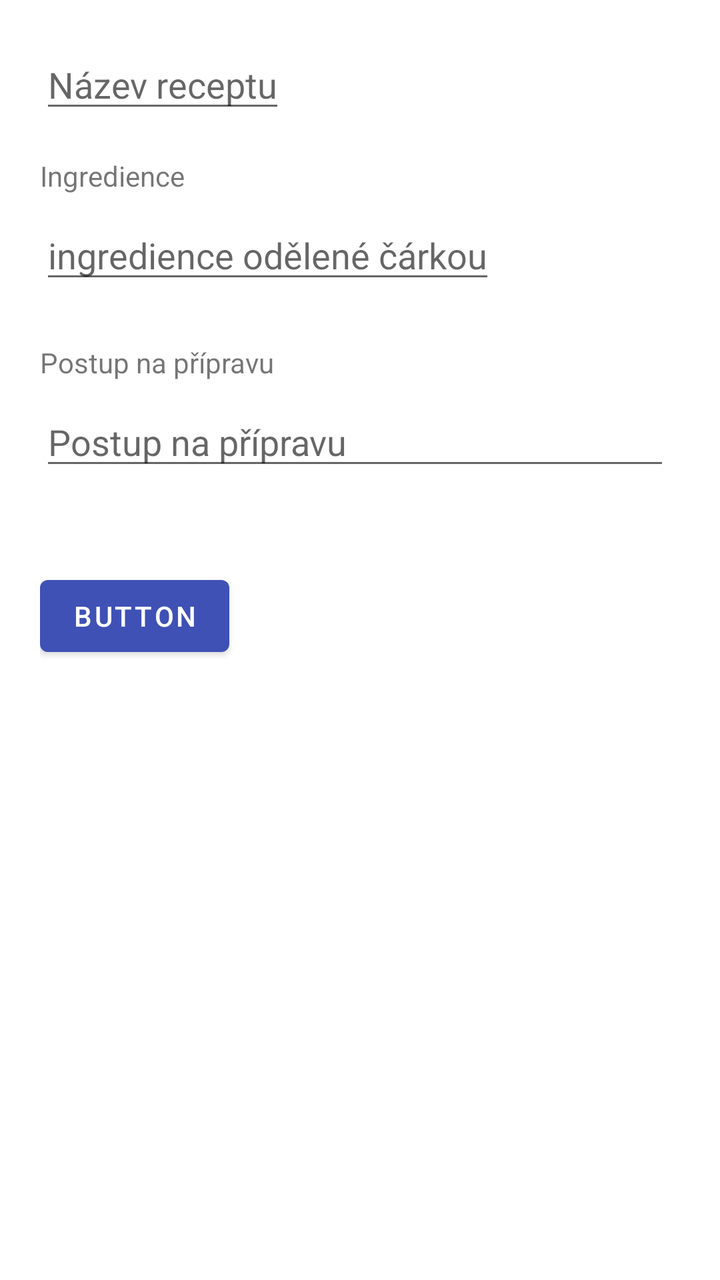
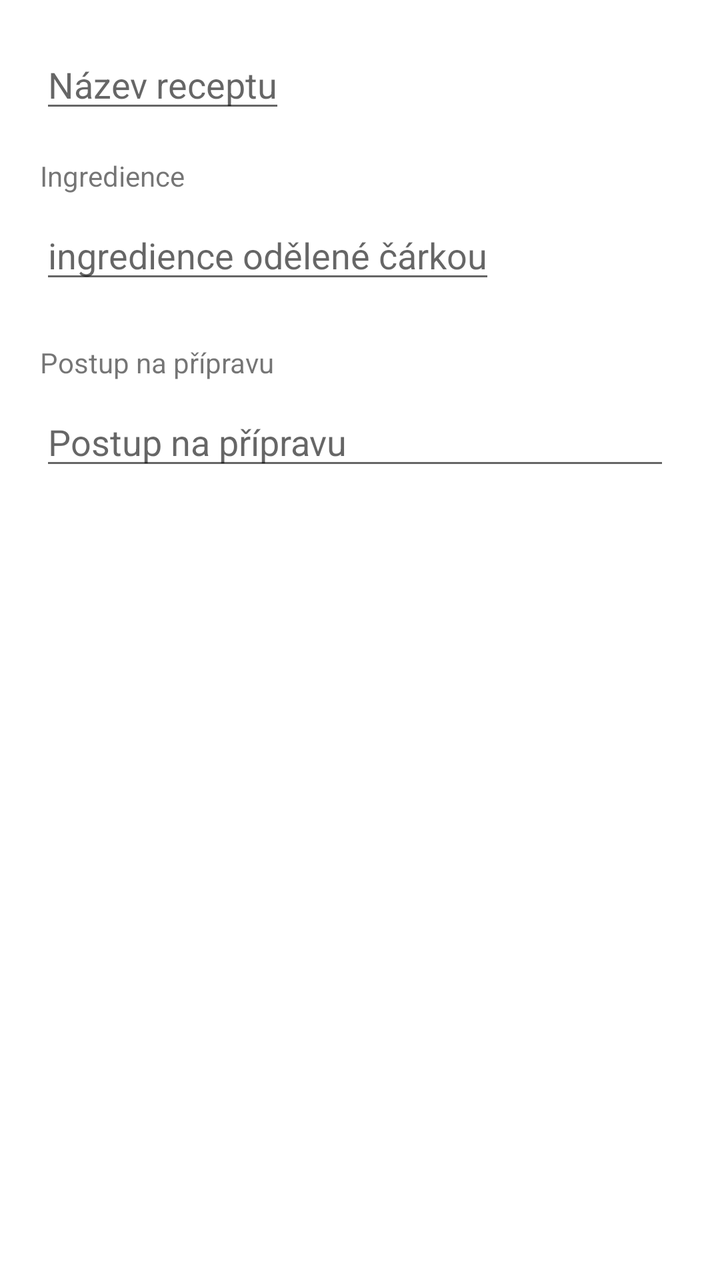

Before-and-after screenshots of an Android layout around one commit, followed by the original layout XML and the change that was made.
<!-- AndroidManifest.xml: application theme Theme.Recepty -->
<!-- res/layout/fragment_novy_recept.xml -->
<?xml version="1.0" encoding="utf-8"?>
<androidx.core.widget.NestedScrollView xmlns:android="http://schemas.android.com/apk/res/android"
    xmlns:app="http://schemas.android.com/apk/res-auto"
    xmlns:tools="http://schemas.android.com/tools"
    android:layout_width="match_parent"
    android:layout_height="match_parent"
    tools:context=".NovyRecept"
    tools:ignore="SpeakableTextPresentCheck">

    <androidx.constraintlayout.widget.ConstraintLayout
        android:layout_width="match_parent"
        android:layout_height="match_parent"
        android:padding="@dimen/layoutMargin">

        <EditText
            android:id="@+id/nazev_receptu"
            android:layout_width="wrap_content"
            android:layout_height="wrap_content"
            android:hint="@string/Nazev_receptu"
            android:inputType="none"
            app:layout_constraintStart_toStartOf="parent"
            app:layout_constraintTop_toTopOf="parent"
            app:layout_wrapBehaviorInParent="horizontal_only" />

        <TextView
            android:id="@+id/textView5"
            android:layout_width="wrap_content"
            android:layout_height="wrap_content"
            android:layout_marginBottom="8dp"
            android:text="@string/ingredienceLabel"
            app:layout_constraintBottom_toTopOf="@+id/ingredience_text"
            app:layout_constraintStart_toStartOf="@+id/ingredience_text" />

        <EditText
            android:id="@+id/ingredience_text"
            android:layout_width="wrap_content"
            android:layout_height="wrap_content"
            android:layout_marginTop="44dp"
            android:hint="@string/Ingredience"
            android:inputType="none"
            app:layout_constraintStart_toStartOf="parent"
            app:layout_constraintTop_toBottomOf="@+id/nazev_receptu" />

        <EditText
            android:id="@+id/postup_na_pripravu_text"
            android:layout_width="wrap_content"
            android:layout_height="wrap_content"
            android:layout_marginTop="52dp"
            android:ems="15"
            android:gravity="start|top"
            android:hint="@string/Postup_pripravy"
            android:inputType="none"
            app:layout_constraintStart_toStartOf="parent"
            app:layout_constraintTop_toBottomOf="@+id/ingredience_text" />

        <TextView
            android:id="@+id/textView6"
            android:layout_width="wrap_content"
            android:layout_height="wrap_content"
            android:layout_marginBottom="8dp"
            android:text="@string/Postup_pripravy"
            app:layout_constraintBottom_toTopOf="@+id/postup_na_pripravu_text"
            app:layout_constraintStart_toStartOf="parent" />

        <Button
            android:id="@+id/button1"
            android:layout_width="wrap_content"
            android:layout_height="wrap_content"
            android:layout_marginTop="44dp"
            android:text="Button"
            app:layout_constraintStart_toStartOf="parent"
            app:layout_constraintTop_toBottomOf="@+id/postup_na_pripravu_text" />

    </androidx.constraintlayout.widget.ConstraintLayout>
</androidx.core.widget.NestedScrollView>
<!-- resources referenced by this layout -->
<resources>
  <dimen name="layoutMargin">20dp</dimen>
  <string name="Ingredience">ingredience odělené čárkou</string>
  <string name="Nazev_receptu">Název receptu</string>
  <string name="Postup_pripravy">Postup na přípravu</string>
  <string name="ingredienceLabel">Ingredience</string>
  <style name="Theme.Recepty" parent="Theme.MaterialComponents.DayNight.DarkActionBar">
          
          <item name="colorPrimary">@color/purple_500</item>
          <item name="colorPrimaryVariant">@color/purple_700</item>
          <item name="colorOnPrimary">@color/white</item>
          
          <item name="colorSecondary">@color/teal_200</item>
          <item name="colorSecondaryVariant">@color/teal_700</item>
          <item name="colorOnSecondary">@color/black</item>
          
          <item name="android:statusBarColor" tools:targetApi="l">?attr/colorPrimaryVariant</item>
          
      </style>
  <color name="purple_500">#3F51B5</color>
  <color name="purple_700">#226BD8</color>
  <color name="white">#FFFFFFFF</color>
  <color name="teal_200">#FF03DAC5</color>
  <color name="teal_700">#FF018786</color>
  <color name="black">#FF000000</color>
</resources>

<!-- the commit's change to res/layout/fragment_novy_recept.xml (unified diff, before → after) -->
@@ -62,14 +62,7 @@
             app:layout_constraintBottom_toTopOf="@+id/postup_na_pripravu_text"
             app:layout_constraintStart_toStartOf="parent" />
 
-        <Button
-            android:id="@+id/button1"
-            android:layout_width="wrap_content"
-            android:layout_height="wrap_content"
-            android:layout_marginTop="44dp"
-            android:text="Button"
-            app:layout_constraintStart_toStartOf="parent"
-            app:layout_constraintTop_toBottomOf="@+id/postup_na_pripravu_text" />
+      
 
     </androidx.constraintlayout.widget.ConstraintLayout>
 </androidx.core.widget.NestedScrollView>
